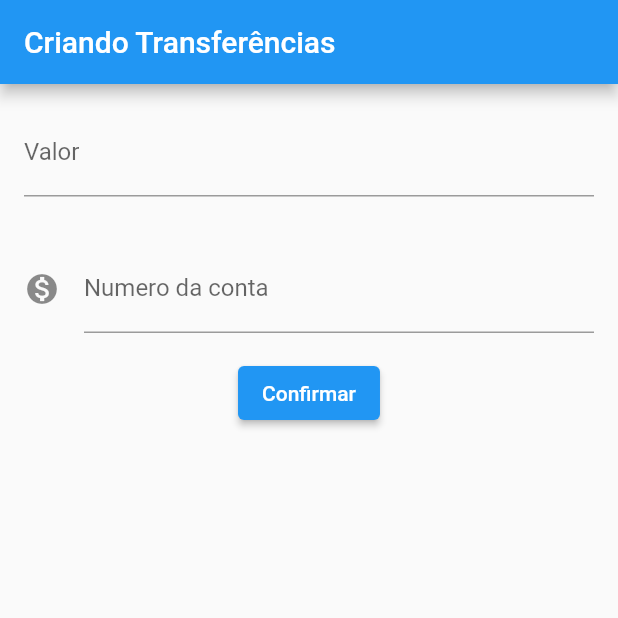
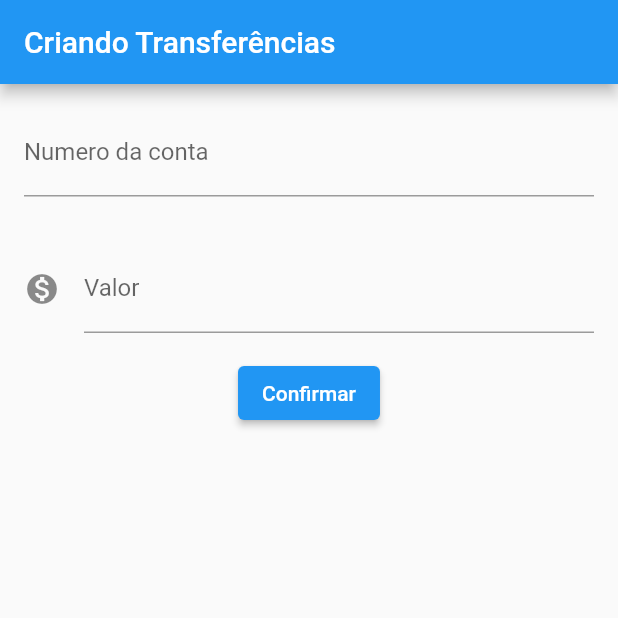
Before and after one commit to s4nderx/bytebank-flutter, a Flutter app: the screen it shows after launch, on a phone screen of 412 x 824 dp, the top half of it. Run offline on Flutter 3.47's test engine with Material 2 defaults, Android fonts, the phone set to English and light mode, and no system bars.

Commit message:
refatorando codigo do formulario

```diff
--- a/lib/main.dart
+++ b/lib/main.dart
@@ -32,30 +32,24 @@ class FormularioTransferencia extends StatelessWidget {
       ),
       body: Column(
         children: [
-          Padding(
-            padding: EdgeInsets.all(16),
-            child: TextField(
-              controller: _controllerCampoValor,
-              style: TextStyle(fontSize: 16),
-              decoration:
-                  InputDecoration(labelText: 'Valor', hintText: 'R\$ 0000.00'),
-              keyboardType: TextInputType.number,
+          Editor(
+              controlador: _controllerCampoNumeroConta,
+              rotulo: 'Numero da conta',
+              dica: '0000-0'),
+          Editor(
+              controlador: _controllerCampoValor,
+              rotulo: 'Valor',
+              dica: 'R\$ 0000.00',
+              icone: Icons.monetization_on),
+          ElevatedButton(
+              onPressed: () => _criarTransacao(),
+              child: const Text('Confirmar'))
+        ],
       ),
-          ),
-          Padding(
-            padding: EdgeInsets.all(16),
-            child: TextField(
-              controller: _controllerCampoNumeroConta,
-              style: const TextStyle(fontSize: 16),
-              decoration: const InputDecoration(
-                  labelText: 'Numero da conta',
-                  hintText: '0000-0',
-                  icon: Icon(Icons.monetization_on)),
-              keyboardType: TextInputType.number,
-            ),
-          ),
-          ElevatedButton(
-              onPressed: () {
+    );
+  }
+
+  void _criarTransacao() {
     final int? numeroConta =
         int.tryParse(_controllerCampoNumeroConta.text);
     final double? valor =
@@ -65,9 +59,38 @@ class FormularioTransferencia extends StatelessWidget {
           Transferencia(valor, numeroConta);
       debugPrint('$transferenciaCriada');
     }
-              },
-              child: const Text('Confirmar'))
-        ],
+  }
+}
+
+class Editor extends StatelessWidget {
+  final TextEditingController _controlador;
+  final String _rotulo;
+  final String _dica;
+  final IconData? icone;
+
+  const Editor(
+      {Key? key,
+      required controlador,
+      required rotulo,
+      required dica,
+      this.icone})
+      : _controlador = controlador,
+        _rotulo = rotulo,
+        _dica = dica,
+        super(key: key);
+
+  @override
+  Widget build(BuildContext context) {
+    return Padding(
+      padding: const EdgeInsets.all(16),
+      child: TextField(
+        controller: _controlador,
+        style: const TextStyle(fontSize: 16),
+        decoration: InputDecoration(
+            labelText: _rotulo,
+            hintText: _dica,
+            icon: icone != null ? Icon(icone) : null),
+        keyboardType: TextInputType.number,
       ),
     );
   }
```
Lines whose indentation alone changed are shown as unchanged.
